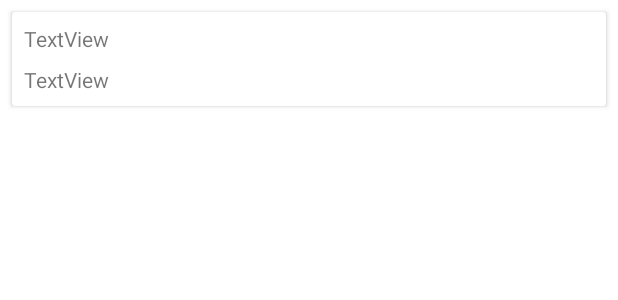
After one commit to 04pys/Retrofit, an Android app: the layout item_repository.xml on its own in the app's theme, with its tools: preview values and no code run, on a phone screen of 412 x 824 dp. The commit adds this screen. Shown: the top 300 px of the screen. Run offline under Robolectric (Android 15) with nearby library versions, the phone set to English and light mode, and no system bars.

Commit message:
UserAndRepositoryAdapter 구현완료

```diff
--- a/app/src/main/java/com/example/retrofit/Githubservice.java
+++ b/app/src/main/java/com/example/retrofit/Githubservice.java
@@ -1,6 +1,8 @@
 package com.example.retrofit;
 
 
+
+import java.util.List;
 
 import retrofit2.Call;
 import retrofit2.http.GET;
@@ -11,6 +13,8 @@ public interface Githubservice {
     @GET("/users/{user}")
     Call<Githubuser> getUser(@Path("user") String user);
 
+    @GET("/users/{user}/repos")
+    Call<List<GithubRepository>> getUserRepos(@Path("user") String user);
 
 
 }
--- /dev/null
+++ b/app/src/main/res/layout/item_repository.xml
@@ -0,0 +1,50 @@
+<?xml version="1.0" encoding="utf-8"?>
+<androidx.constraintlayout.widget.ConstraintLayout xmlns:android="http://schemas.android.com/apk/res/android"
+    xmlns:app="http://schemas.android.com/apk/res-auto"
+    xmlns:tools="http://schemas.android.com/tools"
+    android:layout_width="match_parent"
+    android:layout_height="wrap_content">
+
+    <androidx.cardview.widget.CardView
+        android:layout_width="0dp"
+        android:layout_height="wrap_content"
+        android:layout_marginStart="8dp"
+        android:layout_marginTop="8dp"
+        android:layout_marginEnd="8dp"
+        android:layout_marginBottom="8dp"
+        app:layout_constraintBottom_toBottomOf="parent"
+        app:layout_constraintEnd_toEndOf="parent"
+        app:layout_constraintStart_toStartOf="parent"
+        app:layout_constraintTop_toTopOf="parent">
+
+        <androidx.constraintlayout.widget.ConstraintLayout
+            android:layout_width="match_parent"
+            android:layout_height="wrap_content">
+
+            <TextView
+                android:id="@+id/repoNameText"
+                android:layout_width="wrap_content"
+                android:layout_height="wrap_content"
+                android:layout_marginStart="8dp"
+                android:layout_marginTop="8dp"
+                android:text="TextView"
+                app:layout_constraintStart_toStartOf="parent"
+                app:layout_constraintTop_toTopOf="parent" />
+
+            <TextView
+                android:id="@+id/repoDescriptionText"
+                android:layout_width="wrap_content"
+                android:layout_height="wrap_content"
+                android:layout_marginStart="8dp"
+                android:layout_marginTop="8dp"
+                android:layout_marginBottom="8dp"
+                android:text="TextView"
+                app:layout_constraintBottom_toBottomOf="parent"
+                app:layout_constraintStart_toStartOf="parent"
+                app:layout_constraintTop_toBottomOf="@+id/repoNameText" />
+
+        </androidx.constraintlayout.widget.ConstraintLayout>
+
+    </androidx.cardview.widget.CardView>
+
+</androidx.constraintlayout.widget.ConstraintLayout>
```
Also changed, not shown: app/src/main/java/com/example/retrofit/GithubRepository.java (added, +14 -0 lines), app/src/main/java/com/example/retrofit/MainActivity.java (+45 -9 lines), app/src/main/java/com/example/retrofit/RepositoryDiffUtil.java (added, +20 -0 lines), app/src/main/java/com/example/retrofit/UserAndRepositoryAdapter.java (added, +103 -0 lines), app/src/main/java/com/example/retrofit/UserAndRepositoryDiffUtil.java (added, +60 -0 lines), app/src/main/res/layout/activity_main.xml (+6 -28 lines), app/src/main/res/layout/item_user.xml (added, +38 -0 lines).
